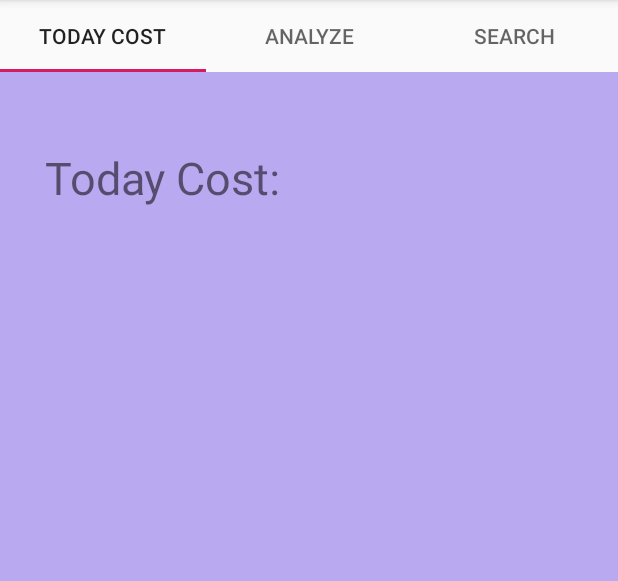
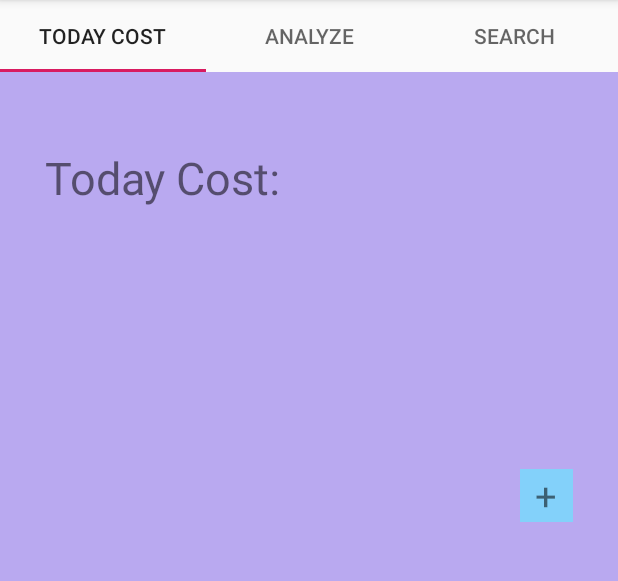
Before and after one commit to DerrickPikachu/PikaCount, an Android app: the screen it shows after launch (MainActivity), on a phone screen of 412 x 824 dp, the part 84-665 px from its top. Run offline under Robolectric (Android 15) with nearby library versions, the phone set to English and light mode, and no system bars; libraries missing offline, so code that uses them is left out: com.daimajia.swipe; 2 statements that could not run were skipped.

```diff
--- a/app/src/main/java/com/example/pikacount/viewStructure/TodayCostController.java
+++ b/app/src/main/java/com/example/pikacount/viewStructure/TodayCostController.java
@@ -20,6 +20,7 @@ public class TodayCostController extends PageView {
     private View layout;
     private ArrayList<String> data;
     private ListView costListView;
+    private TextView addNewTxv;
 
     public TodayCostController(Context context) {
         super(context);
@@ -29,6 +30,7 @@ public class TodayCostController extends PageView {
         addView(layout);
 
         costListView = layout.findViewById(R.id.costList);
+        addNewTxv = layout.findViewById(R.id.addNewTxv);
 
         data = new ArrayList<>();
         data.add("1");
@@ -39,5 +41,11 @@ public class TodayCostController extends PageView {
         listAdapter.setMode(Attributes.Mode.Single);
         costListView.setAdapter(listAdapter);
 
+        addNewTxv.setOnClickListener(new OnClickListener() {
+            @Override
+            public void onClick(View v) {
+                System.out.println("Click!!");
+            }
+        });
     }
 }
--- a/app/src/main/res/layout/today_cost_layout.xml
+++ b/app/src/main/res/layout/today_cost_layout.xml
@@ -41,5 +41,17 @@
             app:layout_constraintEnd_toEndOf="parent"
             app:layout_constraintStart_toStartOf="parent"
             app:layout_constraintTop_toBottomOf="@+id/costTitle" />
+
+        <TextView
+            android:id="@+id/addNewTxv"
+            android:layout_width="35dp"
+            android:layout_height="35dp"
+            android:background="#83D1FA"
+            android:gravity="center"
+            android:text="@string/addNew"
+            android:textSize="25sp"
+            app:layout_constraintBottom_toTopOf="@+id/costList"
+            app:layout_constraintEnd_toEndOf="@+id/costList" />
+
     </androidx.constraintlayout.widget.ConstraintLayout>
 </RelativeLayout>
--- a/app/src/main/res/values/strings.xml
+++ b/app/src/main/res/values/strings.xml
@@ -1,4 +1,5 @@
 <resources>
     <string name="app_name">PikaCount</string>
     <string name="cost_title">Today Cost:</string>
+    <string name="addNew">+</string>
 </resources>
```
